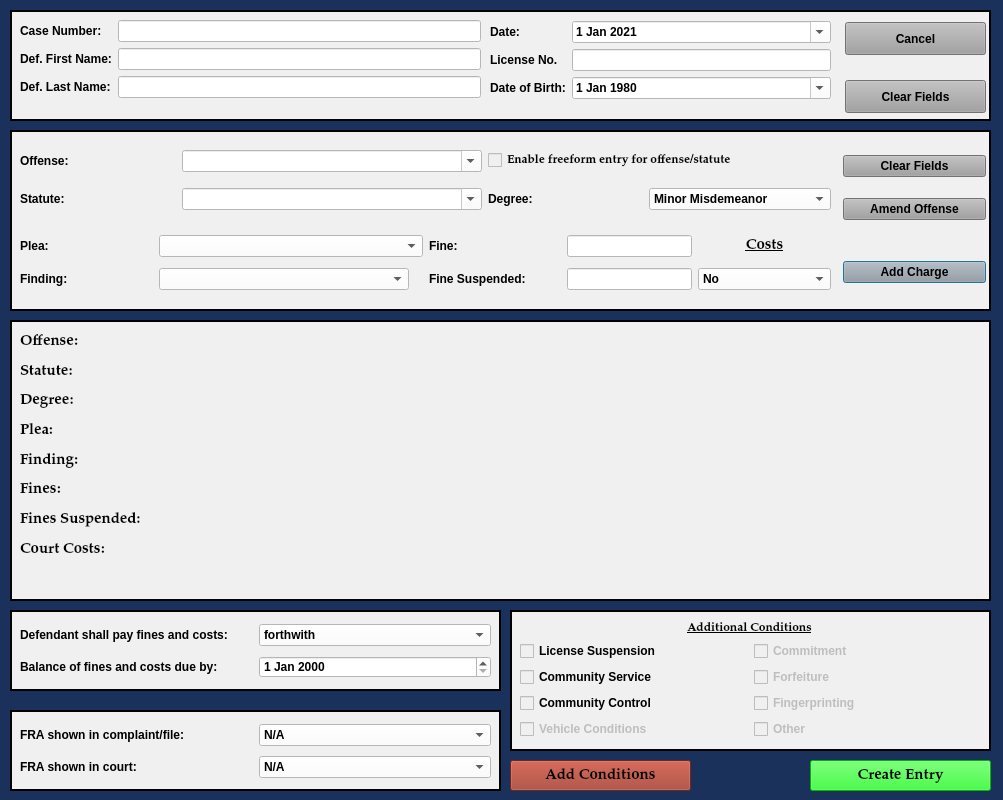
Above: resources/ui/MinorMisdemeanorDialog.ui from HunterProgram22/MuniEntry before the change. Below: the same form after it.
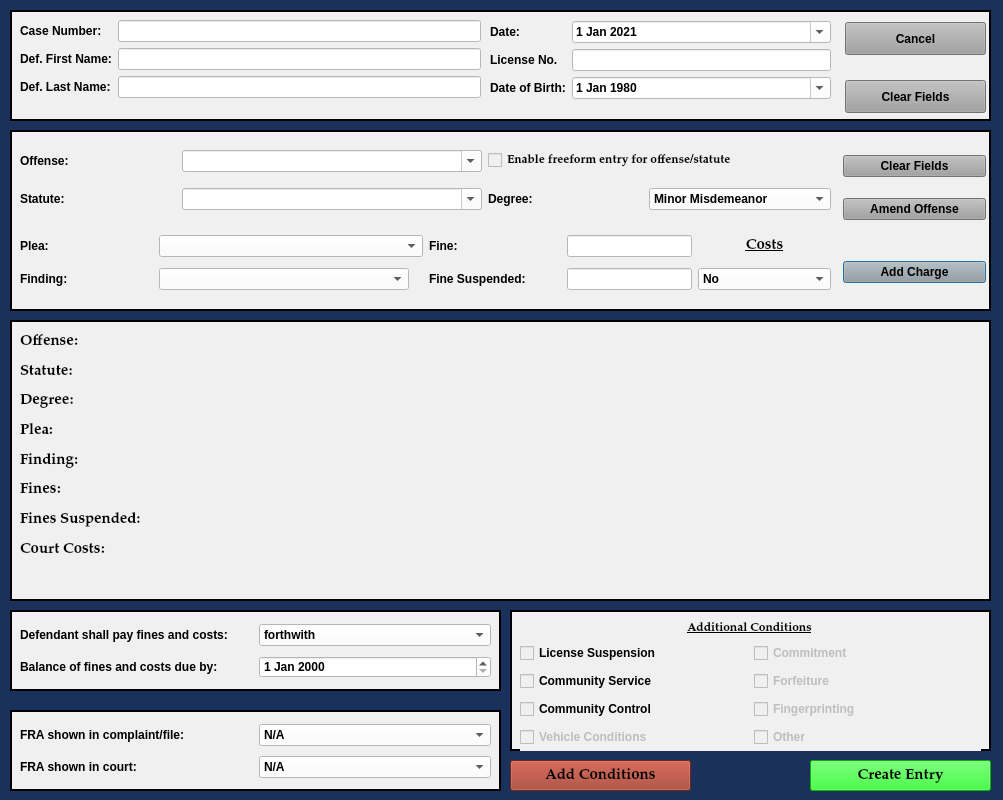
That is the form after the change.

Diff of the .ui file:
```diff
--- a/resources/ui/MinorMisdemeanorDialog.ui
+++ b/resources/ui/MinorMisdemeanorDialog.ui
@@ -1247,7 +1247,7 @@
       <x>10</x>
       <y>31</y>
       <width>461</width>
-      <height>101</height>
+      <height>112</height>
      </rect>
     </property>
     <layout class="QGridLayout" name="gridLayout_5">
```
Left out of the diff: 60 changed lines with no effect on the pictures.
